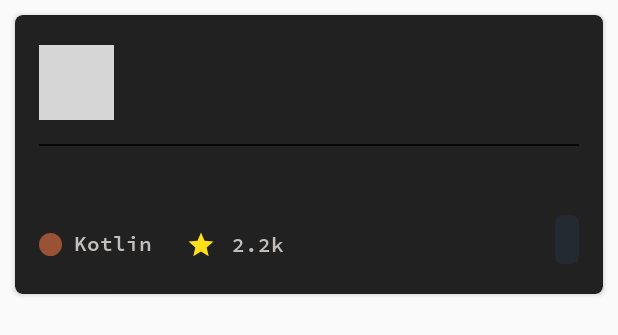
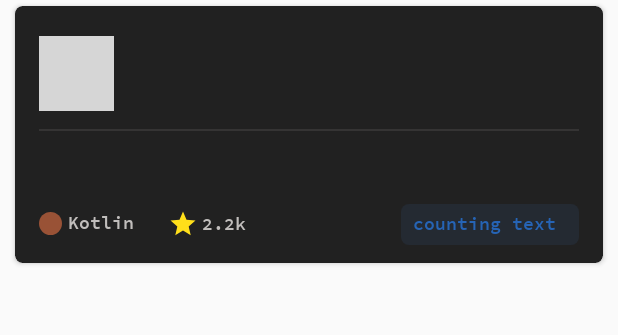
Before and after one commit to BobFactory/GithubDemo, an Android app: the layout item_repo_list.xml on its own in the app's theme, with its tools: preview values and no code run, on a phone screen of 412 x 824 dp. Shown: the top 335 px of the screen. Run offline under Robolectric (Android 15) with nearby library versions, the phone set to English and light mode, and no system bars; network calls fail; grey boxes are pictures that could not be loaded.

Commit message:
UI optimizations and bug fixes

```diff
--- a/app/src/main/res/layout/item_repo_list.xml
+++ b/app/src/main/res/layout/item_repo_list.xml
@@ -7,7 +7,8 @@
     android:layout_height="wrap_content"
     app:cardBackgroundColor="@color/colorCardBackground"
     app:cardCornerRadius="5dp"
-    android:layout_margin="10dp"
+    android:layout_marginHorizontal="10dp"
+    android:layout_marginVertical="4dp"
     app:layout_constraintEnd_toEndOf="parent"
     app:layout_constraintStart_toStartOf="parent"
     app:layout_constraintTop_toTopOf="parent">
@@ -20,7 +21,7 @@
         android:paddingTop="20dp"
         android:paddingEnd="16dp"
         android:paddingRight="16dp"
-        android:paddingBottom="20dp">
+        android:paddingBottom="12dp">
 
         <ImageView
             android:id="@+id/ivUserImage"
@@ -41,7 +42,7 @@
             android:maxLines="1"
             android:singleLine="true"
             android:textColor="@color/colorWhite"
-            android:textSize="16sp"
+            android:textSize="14sp"
             app:layout_constraintEnd_toEndOf="parent"
             app:layout_constraintStart_toEndOf="@+id/ivUserImage"
             app:layout_constraintTop_toTopOf="@+id/ivUserImage" />
@@ -52,7 +53,7 @@
             android:layout_height="wrap_content"
             android:fontFamily="@font/sourcecodepro_semi_bold"
             android:textColor="@color/colorWhite"
-            android:textSize="14sp"
+            android:textSize="13sp"
             app:layout_constraintEnd_toEndOf="parent"
             app:layout_constraintStart_toStartOf="@+id/tvOrgName"
             app:layout_constraintTop_toBottomOf="@+id/tvOrgName" />
@@ -61,8 +62,8 @@
             android:id="@+id/view"
             android:layout_width="0dp"
             android:layout_height="1dp"
-            android:layout_marginTop="16dp"
-            android:background="@color/colorBlack"
+            android:layout_marginTop="12dp"
+            android:background="@color/colorDarkGrey"
             app:layout_constraintEnd_toEndOf="parent"
             app:layout_constraintStart_toStartOf="@+id/ivUserImage"
             app:layout_constraintTop_toBottomOf="@+id/ivUserImage" />
@@ -71,7 +72,7 @@
             android:id="@+id/tvDescription"
             android:layout_width="0dp"
             android:layout_height="wrap_content"
-            android:layout_marginTop="16dp"
+            android:layout_marginTop="12dp"
             android:fontFamily="@font/sourcecodepro_regular"
             android:textColor="@color/colorMidGrey"
             app:layout_constraintEnd_toEndOf="parent"
@@ -94,7 +95,8 @@
             android:fontFamily="@font/sourcecodepro_semi_bold"
             android:text="@string/text_kotlin"
             android:textColor="@color/colorMidGrey"
-            android:layout_marginStart="8dp"
+            android:textSize="12sp"
+            android:layout_marginStart="4dp"
             app:layout_constraintStart_toEndOf="@+id/circle_language"
             app:layout_constraintBottom_toBottomOf="@+id/circle_language"
             app:layout_constraintTop_toTopOf="@+id/circle_language" />
@@ -118,7 +120,7 @@
             android:fontFamily="@font/sourcecodepro_semi_bold"
             android:text="2.2k"
             android:textColor="@color/colorMidGrey"
-            android:layout_marginStart="8dp"
+            android:textSize="12sp"
             app:layout_constraintStart_toEndOf="@+id/ivStar"
             app:layout_constraintBottom_toBottomOf="@+id/ivStar"
             app:layout_constraintTop_toTopOf="@+id/ivStar" />
@@ -127,15 +129,16 @@
             android:id="@+id/tvIssuesCount"
             android:layout_width="wrap_content"
             android:layout_height="wrap_content"
-            android:layout_marginTop="8dp"
             android:textColor="@color/colorAccent"
-            android:textSize="16sp"
+            android:textSize="12sp"
             android:paddingHorizontal="8dp"
             android:paddingVertical="4dp"
+            android:text="counting text "
             android:background="@drawable/solid_border_bg"
-            android:fontFamily="@font/sourcecodepro_bold"
+            android:fontFamily="@font/sourcecodepro_semi_bold"
             app:layout_constraintEnd_toEndOf="parent"
-            app:layout_constraintTop_toBottomOf="@+id/tvDescription" />
+            app:layout_constraintBottom_toBottomOf="@+id/tvStarCount"
+            app:layout_constraintTop_toTopOf="@+id/tvStarCount" />
 
     </androidx.constraintlayout.widget.ConstraintLayout>
 
--- a/app/src/main/res/values/colors.xml
+++ b/app/src/main/res/values/colors.xml
@@ -11,7 +11,7 @@
     <color name="colorLightBrown">#995236</color>
     <color name="colorCardBackground">#212121</color>
 
-    <color name="colorWhite">#FFFFFF</color>
+    <color name="colorWhite">#DAFFFFFF</color>
     <color name="colorWhiteOff50">#80FFFFFF</color>
 
 </resources>
```
Also changed, not shown: app/src/main/java/com/example/githubdemo/base/BaseResponseConsumer.kt (+5 -5 lines), app/src/main/java/com/example/githubdemo/ext/ActivityExt.kt (+6 -4 lines), app/src/main/java/com/example/githubdemo/ui/DashboardActivity.kt (+5 -3 lines), app/src/main/res/layout/item_search_list.xml (+7 -5 lines).
